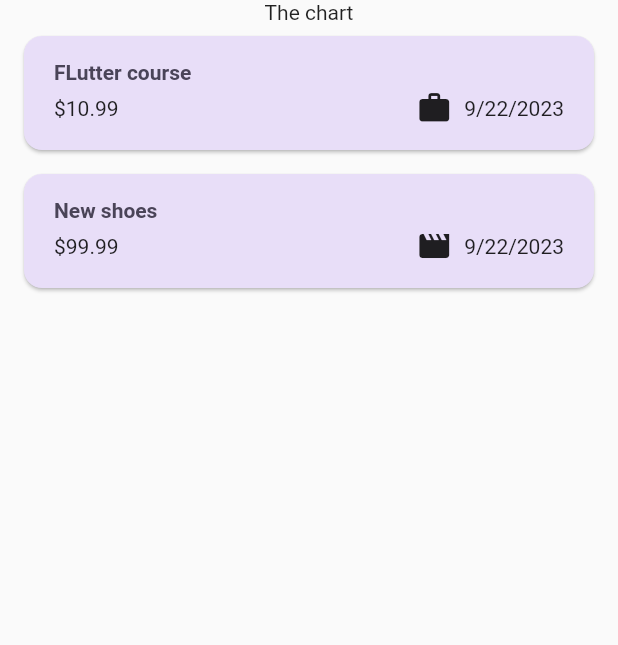
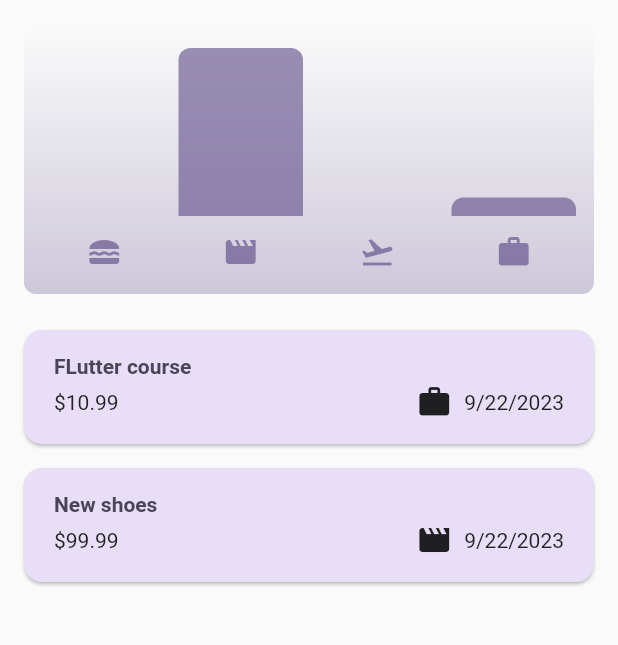
Before and after one commit to C-Senanayake/expence_tracker, a Flutter app: the screen it shows after launch, on a phone screen of 412 x 824 dp, the part 84-729 px from its top. Run offline on Flutter 3.47's test engine with Material 2 defaults, Android fonts, the phone set to English and light mode, and no system bars.

Commit message:
Added bar charts

```diff
--- /dev/null
+++ b/lib/widgets/chart/chart.dart
@@ -0,0 +1,95 @@
+import 'package:flutter/material.dart';
+
+import 'package:expence_tracker/widgets/chart/chart_bar.dart';
+import 'package:expence_tracker/models/expense.dart';
+
+class Chart extends StatelessWidget {
+  const Chart({super.key, required this.expenses});
+
+  final List<Expense> expenses;
+
+  List<ExpenseBucket> get buckets {
+    return [
+      ExpenseBucket.forCategory(expenses, Category.food),
+      ExpenseBucket.forCategory(expenses, Category.leisure),
+      ExpenseBucket.forCategory(expenses, Category.travel),
+      ExpenseBucket.forCategory(expenses, Category.work),
+    ];
+  }
+
+  double get maxTotalExpense {
+    double maxTotalExpense = 0;
+
+    for (final bucket in buckets) {
+      if (bucket.totalExpenses > maxTotalExpense) {
+        maxTotalExpense = bucket.totalExpenses;
+      }
+    }
+
+    return maxTotalExpense;
+  }
+
+  @override
+  Widget build(BuildContext context) {
+    final isDarkMode =
+        MediaQuery.of(context).platformBrightness == Brightness.dark;
+    return Container(
+      margin: const EdgeInsets.all(16),
+      padding: const EdgeInsets.symmetric(
+        vertical: 16,
+        horizontal: 8,
+      ),
+      width: double.infinity,
+      height: 180,
+      decoration: BoxDecoration(
+        borderRadius: BorderRadius.circular(8),
+        gradient: LinearGradient(
+          colors: [
+            Theme.of(context).colorScheme.primary.withOpacity(0.3),
+            Theme.of(context).colorScheme.primary.withOpacity(0.0)
+          ],
+          begin: Alignment.bottomCenter,
+          end: Alignment.topCenter,
+        ),
+      ),
+      child: Column(
+        children: [
+          Expanded(
+            child: Row(
+              crossAxisAlignment: CrossAxisAlignment.end,
+              children: [
+                for (final bucket in buckets) // alternative to map()
+                  ChartBar(
+                    fill: bucket.totalExpenses == 0
+                        ? 0
+                        : bucket.totalExpenses / maxTotalExpense,
+                  )
+              ],
+            ),
+          ),
+          const SizedBox(height: 12),
+          Row(
+            children: buckets
+                .map(
+                  (bucket) => Expanded(
+                    child: Padding(
+                      padding: const EdgeInsets.symmetric(horizontal: 4),
+                      child: Icon(
+                        categoryIcon[bucket.category],
+                        color: isDarkMode
+                            ? Theme.of(context).colorScheme.secondary
+                            : Theme.of(context)
+                                .colorScheme
+                                .primary
+                                .withOpacity(0.7),
+                      ),
+                    ),
+                  ),
+                )
+                .toList(),
+          )
+        ],
+      ),
+    );
+  }
+}
--- /dev/null
+++ b/lib/widgets/chart/chart_bar.dart
@@ -0,0 +1,34 @@
+import 'package:flutter/material.dart';
+
+class ChartBar extends StatelessWidget {
+  const ChartBar({
+    super.key,
+    required this.fill,
+  });
+
+  final double fill;
+
+  @override
+  Widget build(BuildContext context) {
+    final isDarkMode =
+        MediaQuery.of(context).platformBrightness == Brightness.dark;
+    return Expanded(
+      child: Padding(
+        padding: const EdgeInsets.symmetric(horizontal: 4),
+        child: FractionallySizedBox(
+          heightFactor: fill,
+          child: DecoratedBox(
+            decoration: BoxDecoration(
+              shape: BoxShape.rectangle,
+              borderRadius:
+                  const BorderRadius.vertical(top: Radius.circular(8)),
+              color: isDarkMode
+                  ? Theme.of(context).colorScheme.secondary
+                  : Theme.of(context).colorScheme.primary.withOpacity(0.65),
+            ),
+          ),
+        ),
+      ),
+    );
+  }
+}
--- a/lib/widgets/expenses.dart
+++ b/lib/widgets/expenses.dart
@@ -1,3 +1,4 @@
+import 'package:expence_tracker/widgets/chart/chart.dart';
 import 'package:expence_tracker/widgets/expenses_list/expenses_list.dart';
 import 'package:expence_tracker/models/expense.dart';
 import 'package:expence_tracker/widgets/new_expense.dart';
@@ -83,7 +84,7 @@ class _ExpensesState extends State<Expenses> {
       ),
       body: Column(
         children: [
-          const Text('The chart'),
+          Chart(expenses: _registeredExpenses),
           Expanded(child: mainContent),
         ],
       ),
```
